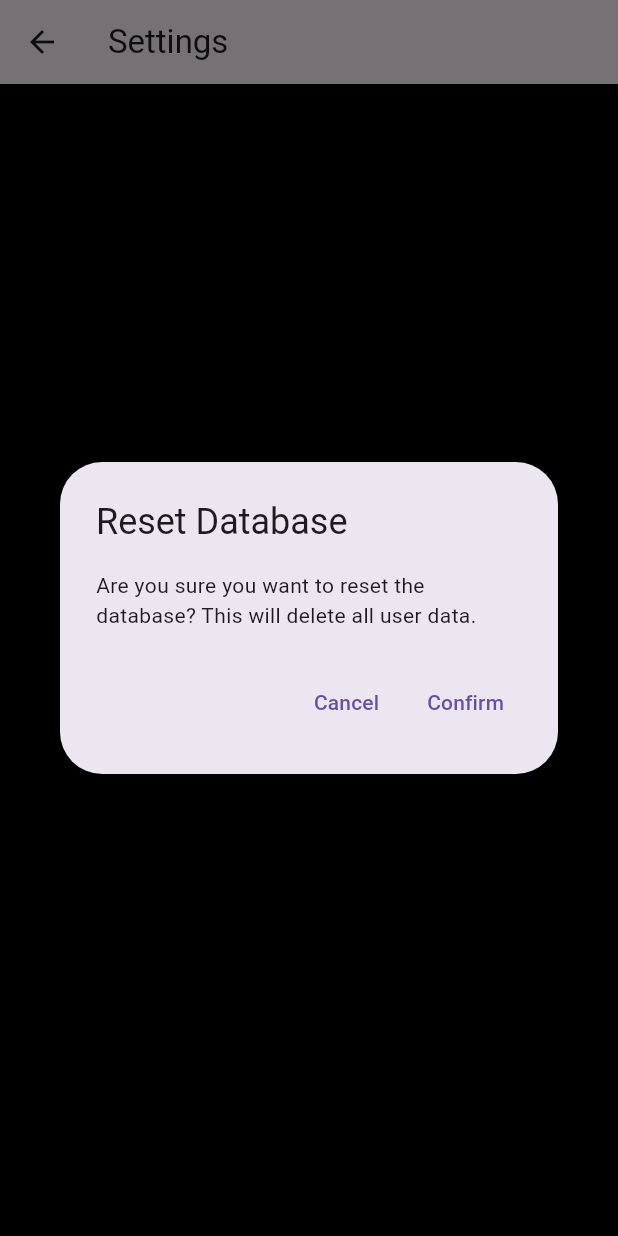
After one commit to BCS201003/Tiktok, a Flutter app: the SettingsScreen screen opened directly, after a tap on "Reset Database", on a phone screen of 412 x 824 dp. The commit adds this screen. Run offline on Flutter 3.47's test engine with Material 3 defaults, Android fonts, the phone set to English and light mode, and no system bars; our stand-ins replace cloud_firestore, firebase_auth, firebase_core, firebase_storage, get, google_sign_in and 3 more; missing offline and left inert: video_compress; accounts and stored records are empty; network calls fail.

Commit message:
bug fixe

```diff
--- a/lib/controllers/profile_controller.dart
+++ b/lib/controllers/profile_controller.dart
@@ -35,19 +35,25 @@ class ProfileController extends GetxController {
       isLoading.value = true;
       errorMessage.value = '';
 
+      print('Loading user data for UID: $uid');
+
       // Fetch user data from Firestore
       DocumentSnapshot userSnapshot =
       await _firestore.collection('users').doc(uid).get();
 
       if (userSnapshot.exists) {
+        print('User snapshot exists. Mapping to UserModel.');
         _user.value = UserModel.fromSnap(userSnapshot);
+        print('User data: ${_user.value}');
       } else {
+        print('User snapshot does not exist.');
         _user.value = null;
         errorMessage.value = 'User does not exist.';
         return;
       }
 
       // Fetch user's videos from Firestore
+      print('Fetching videos for UID: $uid');
       QuerySnapshot videosSnapshot = await _firestore
           .collection('videos')
           .where('uid', isEqualTo: uid)
@@ -56,6 +62,8 @@ class ProfileController extends GetxController {
 
       _userVideos.value =
           videosSnapshot.docs.map((doc) => doc.data() as Map<String, dynamic>).toList();
+
+      print('Fetched ${_userVideos.value.length} videos.');
     } catch (e) {
       if (kDebugMode) {
         print("Error loading user data: $e");
@@ -65,6 +73,7 @@ class ProfileController extends GetxController {
       _userVideos.value = [];
     } finally {
       isLoading.value = false;
+      print('Finished loading user data.');
     }
   }
 
@@ -170,20 +179,16 @@ class ProfileController extends GetxController {
         'name': name,
         'bio': bio,
       };
-
       if (profilePicture != null) {
         // Upload the new profile picture to Firebase Storage and get the URL
         String photoUrl =
-        await _firebaseService.uploadProfilePicture(uid, profilePicture);
+        await _firebaseService.uploadProfilePicture(uid: uid, imageFile: profilePicture);
         updateData['profilePhoto'] = photoUrl;
       }
-
       // Update user data in Firestore
       await _firestore.collection('users').doc(uid).update(updateData);
-
       // Reload user data to reflect changes
       await loadUserData(uid);
-
       // Show success message
       Get.snackbar(
         'Success',
--- a/lib/helpers/database_helper.dart
+++ b/lib/helpers/database_helper.dart
@@ -124,4 +124,13 @@ class DatabaseHelper {
     );
     print('User with uid $uid updated with data: $updatedData');
   }
+
+  /// Resets the database by deleting all tables (For Development Only)
+  Future<void> resetDatabase() async {
+    final db = await database;
+    await db.execute('DROP TABLE IF EXISTS users');
+    print('Users table dropped.');
+    await _onCreate(db, 2); // Recreate the table with version 2
+    print('Database reset completed.');
+  }
 }
--- a/lib/views/screens/profile_screen.dart
+++ b/lib/views/screens/profile_screen.dart
@@ -1,3 +1,5 @@
+// lib/views/screens/profile_screen.dart
+
 import 'package:flutter/material.dart';
 import 'package:get/get.dart';
 import 'package:firebase_auth/firebase_auth.dart';
--- /dev/null
+++ b/lib/views/screens/settings_screen.dart
@@ -0,0 +1,50 @@
+// lib/views/screens/settings_screen.dart
+
+import 'package:flutter/material.dart';
+import 'package:tiktok_tutorial/helpers/database_helper.dart';
+
+class SettingsScreen extends StatelessWidget {
+  const SettingsScreen({Key? key}) : super(key: key);
+
+  void _resetDatabase(BuildContext context) async {
+    bool confirm = await showDialog(
+      context: context,
+      builder: (ctx) => AlertDialog(
+        title: const Text('Reset Database'),
+        content: const Text('Are you sure you want to reset the database? This will delete all user data.'),
+        actions: [
+          TextButton(
+            onPressed: () => Navigator.of(ctx).pop(false),
+            child: const Text('Cancel'),
+          ),
+          TextButton(
+            onPressed: () => Navigator.of(ctx).pop(true),
+            child: const Text('Confirm'),
+          ),
+        ],
+      ),
+    );
+
+    if (confirm) {
+      await DatabaseHelper().resetDatabase();
+      ScaffoldMessenger.of(context).showSnackBar(
+        const SnackBar(content: Text('Database has been reset.')),
+      );
+    }
+  }
+
+  @override
+  Widget build(BuildContext context) {
+    return Scaffold(
+      appBar: AppBar(
+        title: const Text('Settings'),
+      ),
+      body: Center(
+        child: ElevatedButton(
+          onPressed: () => _resetDatabase(context),
+          child: const Text('Reset Database'),
+        ),
+      ),
+    );
+  }
+}
```
Also changed, not shown: lib/services/firebase_service.dart (+9 -15 lines).
